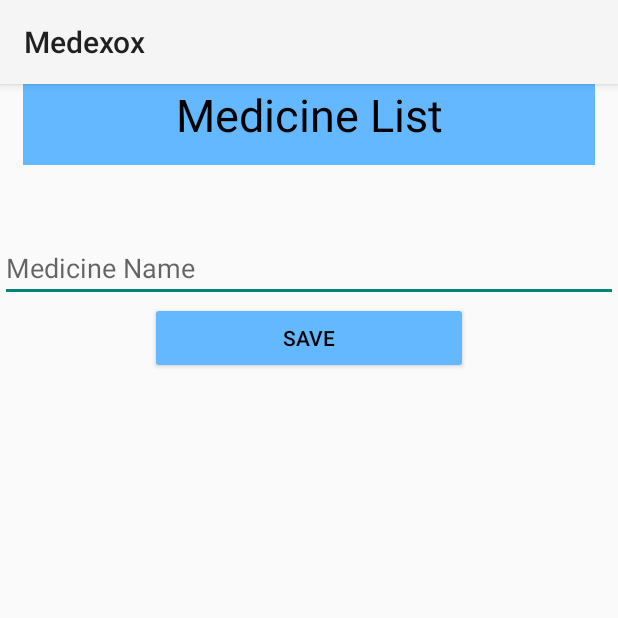
After one commit to SadeeMohib/Reminder, an Android app: the MedicineList screen opened directly, with no data from a screen before it, on a phone screen of 412 x 824 dp, the top half of it. The commit adds this screen. Run offline under Robolectric (Android 15) with nearby library versions, the phone set to English and light mode, and no system bars; Roboto replaces fonts that are not available here.

Commit message:
Medicine List

```diff
--- a/app/src/main/AndroidManifest.xml
+++ b/app/src/main/AndroidManifest.xml
@@ -20,6 +20,7 @@
         <activity android:name=".Appoinment" />
         <activity android:name=".AddMedication" />
         <activity android:name=".AddAppoinment" />
+        <activity android:name=".MedicineList" />
         <activity
             android:name=".ui.login.DataBaseActivity"
             android:label="@string/title_activity_login" />
--- a/app/src/main/java/com/example/reminderapp/Alarm.java
+++ b/app/src/main/java/com/example/reminderapp/Alarm.java
@@ -18,7 +18,7 @@ public class Alarm extends BroadcastReceiver {
 
     @Override
     public void onReceive(Context context, Intent intent) {
-        int notiId = intent.getIntExtra("notiId", 0);
+       /** int notiId = intent.getIntExtra("notiId", 0);
         String message = intent.getStringExtra("message");
         Intent mainIntent = new Intent(context, MedicineReminder.class);
         PendingIntent contentIntent = PendingIntent.getActivity(context, 0, mainIntent, 0);
@@ -36,7 +36,7 @@ public class Alarm extends BroadcastReceiver {
                 .setContentIntent(contentIntent)
                 .setPriority(NotificationCompat.PRIORITY_DEFAULT)
                 .setAutoCancel(true);
-        notificationManager.notify(notiId, builder.build());
+        notificationManager.notify(notiId, builder.build()); */
 
     }
 }
--- a/app/src/main/java/com/example/reminderapp/DashBoard.java
+++ b/app/src/main/java/com/example/reminderapp/DashBoard.java
@@ -52,4 +52,9 @@ public class DashBoard extends AppCompatActivity {
         finish();
         startActivity(new Intent(DashBoard.this,MyAccount.class));
     }
+
+    public void MedList(View view) {
+        finish();
+        startActivity(new Intent(DashBoard.this,MedicineList.class));
+    }
 }
--- /dev/null
+++ b/app/src/main/java/com/example/reminderapp/MedicineList.java
@@ -0,0 +1,52 @@
+package com.example.reminderapp;
+
+import android.os.Bundle;
+import android.view.View;
+import android.widget.ArrayAdapter;
+import android.widget.Button;
+import android.widget.EditText;
+import android.widget.ListView;
+import android.widget.Toast;
+
+import androidx.appcompat.app.AppCompatActivity;
+
+import java.util.ArrayList;
+
+public class MedicineList extends AppCompatActivity {
+    Button save;
+    ArrayList<String> medicineName = new ArrayList<String>();
+    EditText txt;
+    ListView show;
+
+    @Override
+    protected void onCreate(Bundle savedInstanceState) {
+
+        super.onCreate(savedInstanceState);
+        setContentView(R.layout.activity_add_medicinename);
+        txt = (EditText) findViewById(R.id.listOfMedicine);
+        show = (ListView) findViewById(R.id.medicineList);
+        save = (Button) findViewById(R.id.saveMedicineName);
+
+        save.setOnClickListener(new View.OnClickListener() {
+
+            @Override
+            public void onClick(View v) {
+                String getInput = txt.getText().toString();
+
+                if (medicineName.contains(getInput)) {
+                    Toast.makeText(getBaseContext(), "Item exits", Toast.LENGTH_LONG).show();
+                }
+                else if (getInput == null || getInput.trim().equals("")) {
+                    Toast.makeText(getBaseContext(), "Input field is empty", Toast.LENGTH_LONG).show();
+                }
+                else {
+                    medicineName.add(getInput);
+                    ArrayAdapter<String> arrayAdapter = new ArrayAdapter<String>(MedicineList.this, android.R.layout.simple_list_item_1, medicineName);
+                    show.setAdapter(arrayAdapter);
+                    ((EditText) findViewById(R.id.listOfMedicine)).setText(" ");
+                }
+            }
+        });
+
+    }
+}
--- a/app/src/main/java/com/example/reminderapp/RegisterActivity.java
+++ b/app/src/main/java/com/example/reminderapp/RegisterActivity.java
@@ -128,7 +128,7 @@ public class RegisterActivity extends AppCompatActivity {
                         if(task.isSuccessful())
                         {
                             User user=new User(user_name,Email,Age,type1,Gender,Password);
-                            HealthStatus healthStatus=new HealthStatus(0,0,0,0,0,0,0,0);
+                            Health healthStatus=new Health(0,0,0,0,0,0,0,0);
 
                             FirebaseDatabase.getInstance().getReference("Users")
                                     .child(FirebaseAuth.getInstance().getCurrentUser().getUid())
--- a/app/src/main/java/com/example/reminderapp/UserAuth/HealthStatus.java
+++ b/app/src/main/java/com/example/reminderapp/UserAuth/Health.java
@@ -1,15 +1,15 @@
 package com.example.reminderapp.UserAuth;
 
-public class HealthStatus {
+public class Health {
     public double weight,hight,BMI,BMR,diabetes,pulse;
     public double bloodSystol,bloodDiastol;
 
-    public HealthStatus()
+    public Health()
     {
 
     }
 
-    public HealthStatus(double weight,double hight,double BMI,double BMR,double diabetes,double pulse,double bloodSystol,double bloodDiastol)
+    public Health(double weight, double hight, double BMI, double BMR, double diabetes, double pulse, double bloodSystol, double bloodDiastol)
     {
         this.weight=weight;
         this.hight=hight;
--- /dev/null
+++ b/app/src/main/res/layout/activity_add_medicinename.xml
@@ -0,0 +1,46 @@
+<?xml version="1.0" encoding="utf-8"?>
+<RelativeLayout xmlns:android="http://schemas.android.com/apk/res/android"
+    xmlns:app="http://schemas.android.com/apk/res-auto"
+    xmlns:tools="http://schemas.android.com/tools"
+    android:layout_width="match_parent"
+    android:layout_height="match_parent"
+    tools:context=".MedicineList">
+
+    <TextView
+        android:layout_width="match_parent"
+        android:layout_height="54dp"
+        android:layout_marginLeft="15dp"
+        android:layout_marginRight="15dp"
+        android:background="@color/purple_500"
+        android:text="Medicine List"
+        android:textAlignment="center"
+        android:backgroundTint="#63B8FF"
+        android:textColor="#000000"
+        android:textSize="30sp" />
+
+    <EditText
+        android:id="@+id/listOfMedicine"
+        android:layout_width="match_parent"
+        android:layout_height="wrap_content"
+        android:layout_marginTop="100dp"
+        android:hint="Medicine Name"
+        />
+
+    <Button
+        android:layout_width="match_parent"
+        android:layout_height="wrap_content"
+        android:layout_below="@+id/listOfMedicine"
+        android:id="@+id/saveMedicineName"
+        android:text="SAVE"
+        android:textColor="#000000"
+        android:layout_marginLeft="100dp"
+        android:layout_marginRight="100dp"
+        android:backgroundTint="#63B8FF"/>
+
+    <ListView
+        android:id="@+id/medicineList"
+        android:layout_below="@+id/saveMedicineName"
+        android:layout_width="match_parent"
+        android:layout_height="match_parent" />
+
+</RelativeLayout>
--- a/app/src/main/res/layout/activity_dash_board.xml
+++ b/app/src/main/res/layout/activity_dash_board.xml
@@ -98,7 +98,7 @@
                     android:layout_width="140dp"
                     android:layout_height="130dp"
                     android:src="@drawable/medicine1"
-
+                    android:onClick="MedList"
                     />
 
                 <TextView
--- a/app/src/main/res/layout/activity_medication.xml
+++ b/app/src/main/res/layout/activity_medication.xml
@@ -103,8 +103,8 @@
             android:layout_marginTop="-48dp"
             android:text="CANCEL"
             android:backgroundTint="#1C86EE"
-            android:onClick="Beck"
-            android:layout_marginLeft="245dp"/>
+            android:onClick="back"
+            android:layout_marginLeft="207dp"/>
 
 
         <Button
--- a/app/src/main/res/values/preloaded_fonts.xml
+++ b/app/src/main/res/values/preloaded_fonts.xml
@@ -6,6 +6,5 @@
         <item>@font/amaranth_bold</item>
         <item>@font/anonymous_pro</item>
         <item>@font/arbutus</item>
-        <item>@font/benchnine_light</item>
     </array>
 </resources>
```
Also changed, not shown: app/src/main/java/com/example/reminderapp/MedicineReminder.java (deleted, +0 -56 lines), app/src/main/java/com/example/reminderapp/main_Page.java (deleted, +0 -27 lines).
